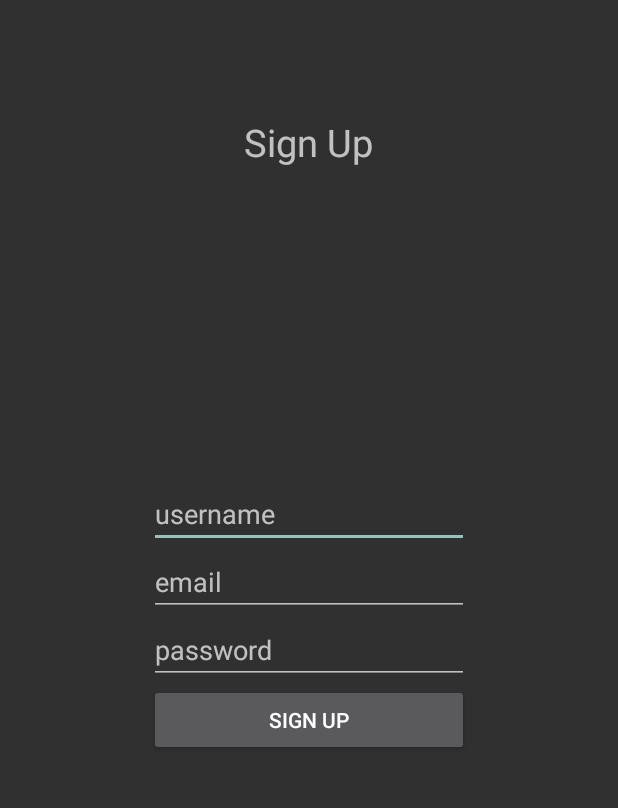
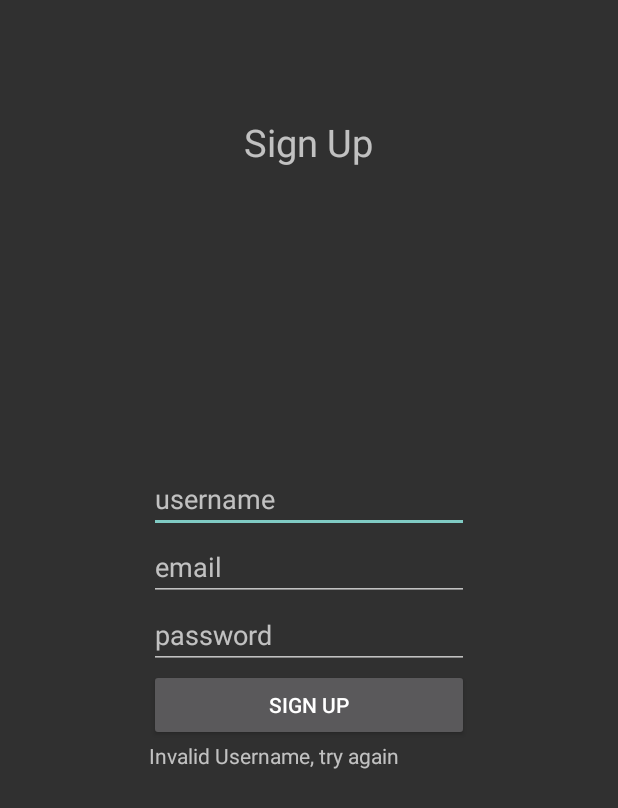
Before and after one commit to Fluchey/PVT_SportApp, an Android app: the RegisterActivity screen opened directly, with no data from a screen before it, after a tap on "SIGN UP", on a phone screen of 412 x 824 dp. Shown: the top 808 px of the screen. Run offline under Robolectric (Android 15) with nearby library versions, the phone set to English and light mode, and no system bars.

Commit message:
la till felmeddelande vid registrering

```diff
--- a/app/src/main/java/sportapp/pvt_sportapp/RegisterActivity.java
+++ b/app/src/main/java/sportapp/pvt_sportapp/RegisterActivity.java
@@ -4,12 +4,16 @@ import android.app.ProgressDialog;
 import android.content.Intent;
 import android.net.Uri;
 import android.os.AsyncTask;
+import android.provider.ContactsContract;
 import android.support.v7.app.AppCompatActivity;
 import android.os.Bundle;
+import android.text.TextUtils;
 import android.util.Log;
 import android.view.View;
 import android.widget.Button;
 import android.widget.EditText;
+import android.widget.LinearLayout;
+import android.widget.TextView;
 import android.widget.Toast;
 
 import java.io.BufferedReader;
@@ -29,6 +33,28 @@ public class RegisterActivity extends AppCompatActivity {
     protected void onCreate(Bundle savedInstanceState) {
         super.onCreate(savedInstanceState);
         setContentView(R.layout.activity_register);
+
+        Button signUpButton = (Button) findViewById(R.id.registerButton);
+
+        signUpButton.setOnClickListener(new View.OnClickListener(){
+            @Override
+            public void onClick(View v) {
+                EditText username = (EditText) findViewById(R.id.etRegisterUsername);
+                EditText password = (EditText) findViewById(R.id.etRegisterPassword);
+                EditText email = (EditText) findViewById(R.id.etRegisterEmail);
+                TextView message = (TextView) findViewById(R.id.tvSignUpMessage);
+
+                if (TextUtils.isEmpty(username.getText().toString())) {
+                    message.setText("Invalid Username, try again");
+                }else if (!android.util.Patterns.EMAIL_ADDRESS.matcher(email.getText().toString()).matches()) {
+                    message.setText("Invalid Email, try again");
+                }else if (TextUtils.isEmpty(password.getText().toString())) {
+                    message.setText("Invalid Password, try again");
+                }
+                //else{
+                // skapa användare, pusha till databas
+                // hoppa vidare till någon slags "profil"}
+            }
+        } );
     }
-
 }
--- a/app/src/main/res/layout/activity_register.xml
+++ b/app/src/main/res/layout/activity_register.xml
@@ -57,6 +57,12 @@
             android:onClick="checkLogin"
             android:text="@string/signUp"/>
 
+        <TextView
+            android:id="@+id/tvSignUpMessage"
+            android:layout_width="match_parent"
+            android:layout_height="wrap_content"
+            android:text="" />
+
     </LinearLayout>
 
 </RelativeLayout>
```
Also changed, not shown: app/src/main/res/layout/activity_main.xml (+11 -11 lines).
